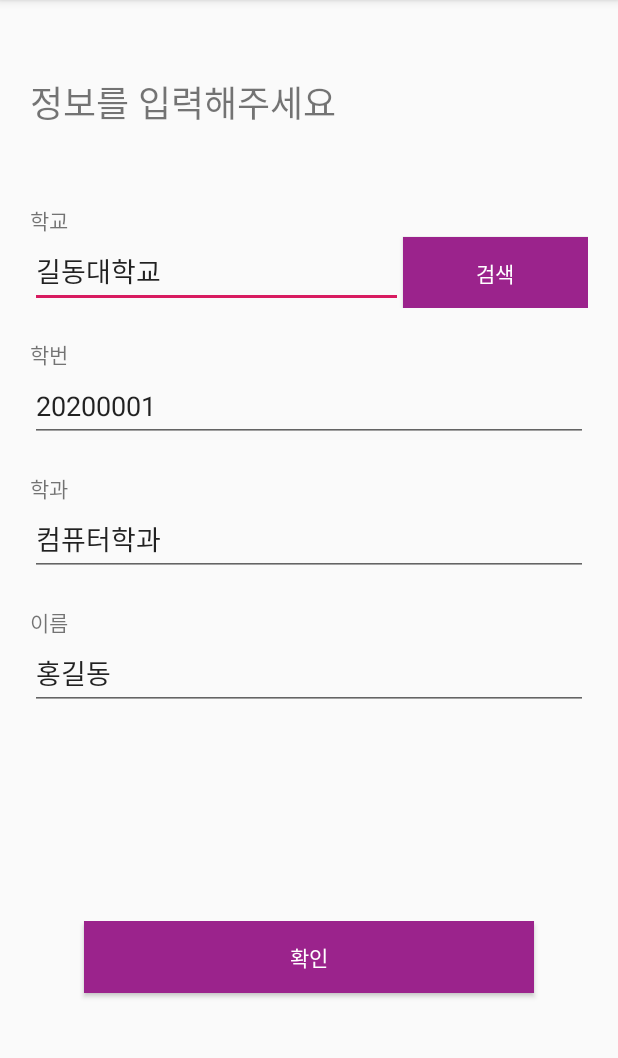
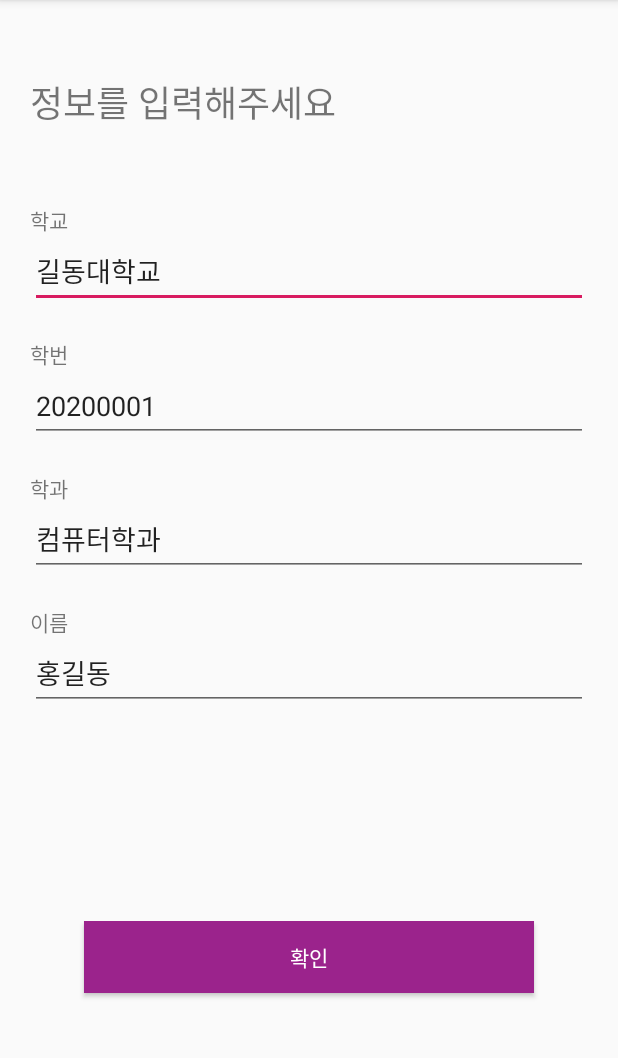
Before and after one commit to im57/BlockID, an Android app: the fragment NameFragment shown on its own in the app's theme, after a tap on "확인", on a phone screen of 412 x 824 dp, the part 84-1142 px from its top. Run offline under Robolectric (Android 15) with nearby library versions, the phone set to English and light mode, and no system bars; network calls fail; 3 statements that could not run were skipped.

Commit message:
[UPDATE] 가입 화면 수정

```diff
--- a/front/app/src/main/java/kr/or/hanium/lego/ui/join/NameFragment.java
+++ b/front/app/src/main/java/kr/or/hanium/lego/ui/join/NameFragment.java
@@ -24,7 +24,6 @@ public class NameFragment extends Fragment implements OnBackPressedListener  {
 
     private View root;
     private Button btnNext;
-    private Button btnSearch;
 
     private EditText etSchool;
     private EditText etName;
@@ -43,7 +42,6 @@ public class NameFragment extends Fragment implements OnBackPressedListener  {
         etName = root.findViewById(R.id.edit_name);
         etNum = root.findViewById(R.id.edit_num);
         etDepartment = root.findViewById(R.id.edit_department);
-        btnSearch = root.findViewById(R.id.btn_school_search);
         btnNext = root.findViewById(R.id.btn_join_name);
 
         //삭제
@@ -51,14 +49,6 @@ public class NameFragment extends Fragment implements OnBackPressedListener  {
         etName.setText("홍길동");
         etDepartment.setText("컴퓨터학과");
         etNum.setText("20200001");
-
-        //학교 검색
-        btnSearch.setOnClickListener(new Button.OnClickListener() {
-            @Override
-            public void onClick(View v) {
-
-            }
-        });
 
         //가입하기
         btnNext.setOnClickListener(new Button.OnClickListener() {
@@ -70,9 +60,19 @@ public class NameFragment extends Fragment implements OnBackPressedListener  {
                 student.setUniversity(String.valueOf(etSchool.getText()));
                 student.setDepartment(String.valueOf(etDepartment.getText()));
 
-                Bundle bundle = new Bundle();
-                bundle.putSerializable("student", student);
-                Navigation.findNavController(root).navigate(R.id.action_nav_join_name_to_nav_join_password, bundle);
+                if(student.getUniversity().equals("")){
+                    Toast.makeText(getContext(), "학교를 입력해주세요.", Toast.LENGTH_SHORT).show();
+                }else if(student.getStudent_id().equals("")){
+                    Toast.makeText(getContext(), "학번을 입력해주세요.", Toast.LENGTH_SHORT).show();
+                }else if(student.getDepartment().equals("")) {
+                    Toast.makeText(getContext(), "학과를 입력해주세요.", Toast.LENGTH_SHORT).show();
+                } else if(student.getName().equals("")){
+                    Toast.makeText(getContext(), "이름을 입력해주세요.", Toast.LENGTH_SHORT).show();
+                }else {
+                    Bundle bundle = new Bundle();
+                    bundle.putSerializable("student", student);
+                    Navigation.findNavController(root).navigate(R.id.action_nav_join_name_to_nav_join_password, bundle);
+                }
             }
         });
 
--- a/front/app/src/main/java/kr/or/hanium/lego/ui/join/PasswordFragment.java
+++ b/front/app/src/main/java/kr/or/hanium/lego/ui/join/PasswordFragment.java
@@ -142,7 +142,8 @@ public class PasswordFragment extends Fragment implements OnBackPressedListener
 
             try {
                 result = downloadContents(Strings[0]);
-            } catch (Exception e) {
+            }
+            catch (Exception e) {
                 // Error calling the rest api
                 Log.e("REST_API", "POST method failed: " + e.getMessage());
                 e.printStackTrace();
@@ -161,6 +162,7 @@ public class PasswordFragment extends Fragment implements OnBackPressedListener
             helper.close();
 
             Navigation.findNavController(root).navigate(R.id.action_nav_join_password_to_nav_join_success);
+
         }
     }
 
--- a/front/app/src/main/java/kr/or/hanium/lego/ui/main/MainFragment.java
+++ b/front/app/src/main/java/kr/or/hanium/lego/ui/main/MainFragment.java
@@ -89,6 +89,7 @@ public class MainFragment extends Fragment  implements OnBackPressedListener {
             public void onClick(View v) {
                 //학생증 재발급
                 parsingReissue();
+                Toast.makeText(getContext(), "학생증 재발급 완료", Toast.LENGTH_SHORT).show();
             }
         });
 
--- a/front/app/src/main/res/layout/fragment_join_name.xml
+++ b/front/app/src/main/res/layout/fragment_join_name.xml
@@ -58,14 +58,6 @@
                         android:hint="학교를 입력해주세요"
                         android:inputType="textPersonName" />
 
-                    <Button
-                        android:id="@+id/btn_school_search"
-                        android:layout_width="wrap_content"
-                        android:layout_height="wrap_content"
-                        android:layout_weight="1"
-                        android:background="@color/main_color_purple"
-                        android:text="검색"
-                        android:textColor="@android:color/white" />
                 </LinearLayout>
             </LinearLayout>
         </FrameLayout>
--- a/front/app/src/main/res/navigation/mobile_navigation_join.xml
+++ b/front/app/src/main/res/navigation/mobile_navigation_join.xml
@@ -39,6 +39,8 @@
             app:destination="@id/nav_join_name"/>
         <action android:id="@+id/action_nav_join_password_to_nav_join_success"
             app:destination="@id/nav_join_success">
+        <action android:id="@+id/action_password_to_first"
+            app:destination="@id/nav_join_email"/>
         </action>
 
     </fragment>
```
